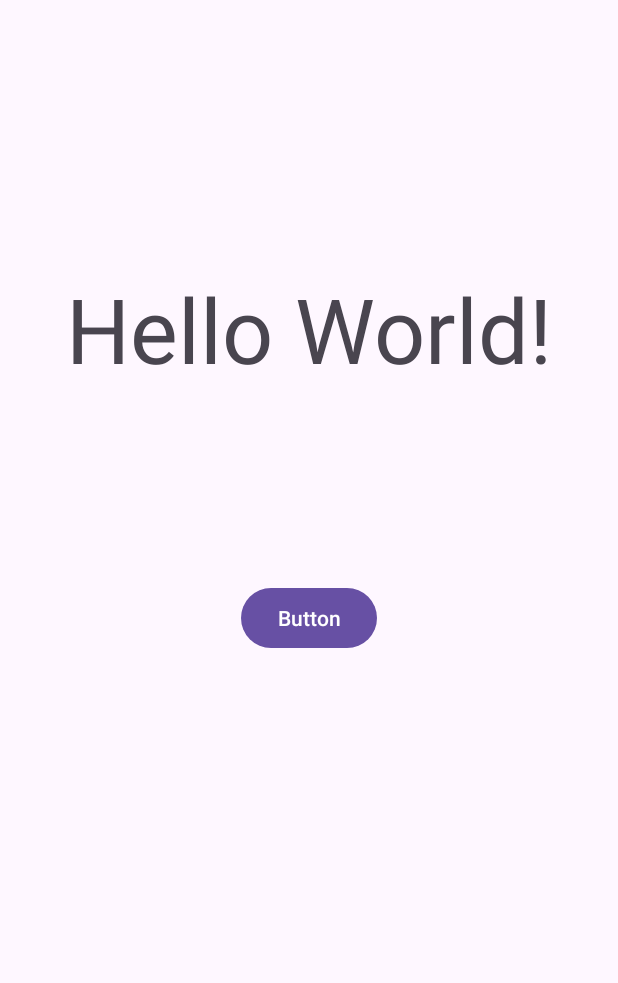
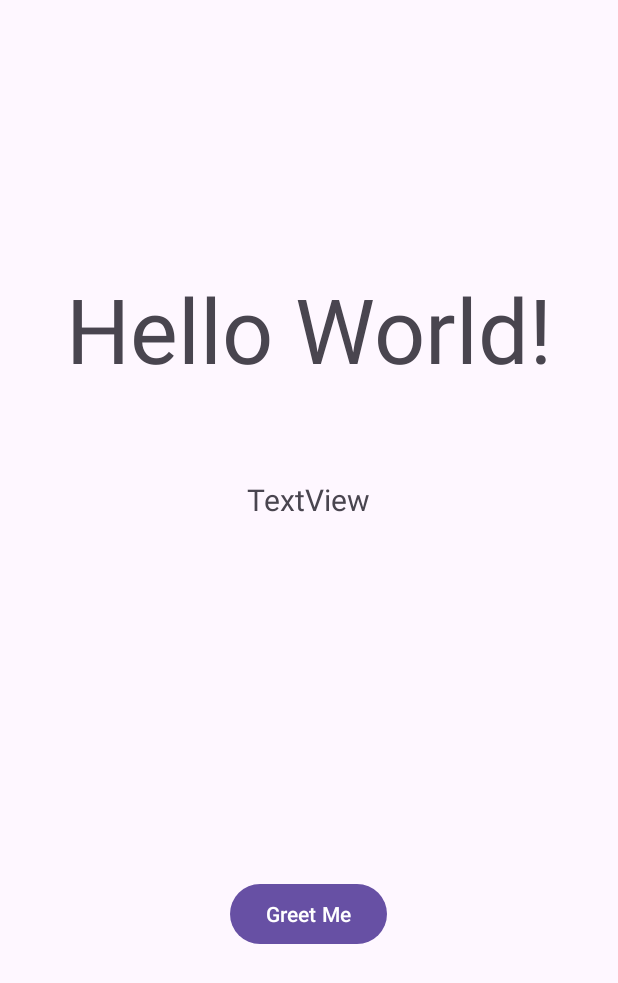
Before and after one commit to curtUlanday/MyFirstAndroidApp, an Android app: the screen it shows after launch (MainActivity), on a phone screen of 412 x 824 dp. Shown: the top 983 px of the screen. Run offline under Robolectric (Android 15) with nearby library versions, the phone set to English and light mode, and no system bars.

Commit message:
XML to Java Code Connection

```diff
--- a/app/src/main/java/com/example/myapp_nw2g/MainActivity.java
+++ b/app/src/main/java/com/example/myapp_nw2g/MainActivity.java
@@ -2,6 +2,9 @@ package com.example.myapp_nw2g;
 
 import android.os.Bundle;
 import android.util.Log;
+import android.view.View;
+import android.widget.Button;
+import android.widget.TextView;
 
 import androidx.activity.EdgeToEdge;
 import androidx.appcompat.app.AppCompatActivity;
@@ -12,6 +15,8 @@ import androidx.core.view.WindowInsetsCompat;
 public class MainActivity extends AppCompatActivity {
 
     public static final String TAG = "MainActivity";
+    TextView name;
+    Button greetMeButton;
 
     @Override
     protected void onCreate(Bundle savedInstanceState) {
@@ -25,6 +30,17 @@ public class MainActivity extends AppCompatActivity {
         });
 
         Log.d(TAG, "onCreate called");
+
+        // Initialize UI components
+        name = findViewById(R.id.name);
+        greetMeButton = findViewById(R.id.greetMeButton);
+
+        greetMeButton.setOnClickListener(new View.OnClickListener(){
+            @Override
+            public void onClick(View v){
+                name.setText("Curt");
+            }
+        });
     }
 
     @Override
--- a/app/src/main/res/layout/activity_main.xml
+++ b/app/src/main/res/layout/activity_main.xml
@@ -20,13 +20,27 @@
         app:layout_constraintVertical_bias="0.24" />
 
     <Button
-        android:id="@+id/button"
+        android:id="@+id/greetMeButton"
         android:layout_width="wrap_content"
         android:layout_height="wrap_content"
-        android:text="Button"
+        android:text="Greet Me"
         app:layout_constraintBottom_toBottomOf="parent"
         app:layout_constraintEnd_toEndOf="parent"
+        app:layout_constraintHorizontal_bias="0.498"
         app:layout_constraintStart_toStartOf="parent"
-        app:layout_constraintTop_toTopOf="parent" />
+        app:layout_constraintTop_toTopOf="parent"
+        app:layout_constraintVertical_bias="0.754" />
+
+    <TextView
+        android:id="@+id/name"
+        android:layout_width="wrap_content"
+        android:layout_height="wrap_content"
+        android:layout_marginTop="60dp"
+        android:text="TextView"
+        android:textSize="20sp"
+        app:layout_constraintEnd_toEndOf="parent"
+        app:layout_constraintHorizontal_bias="0.498"
+        app:layout_constraintStart_toStartOf="parent"
+        app:layout_constraintTop_toBottomOf="@+id/textView" />
 
 </androidx.constraintlayout.widget.ConstraintLayout>
```
